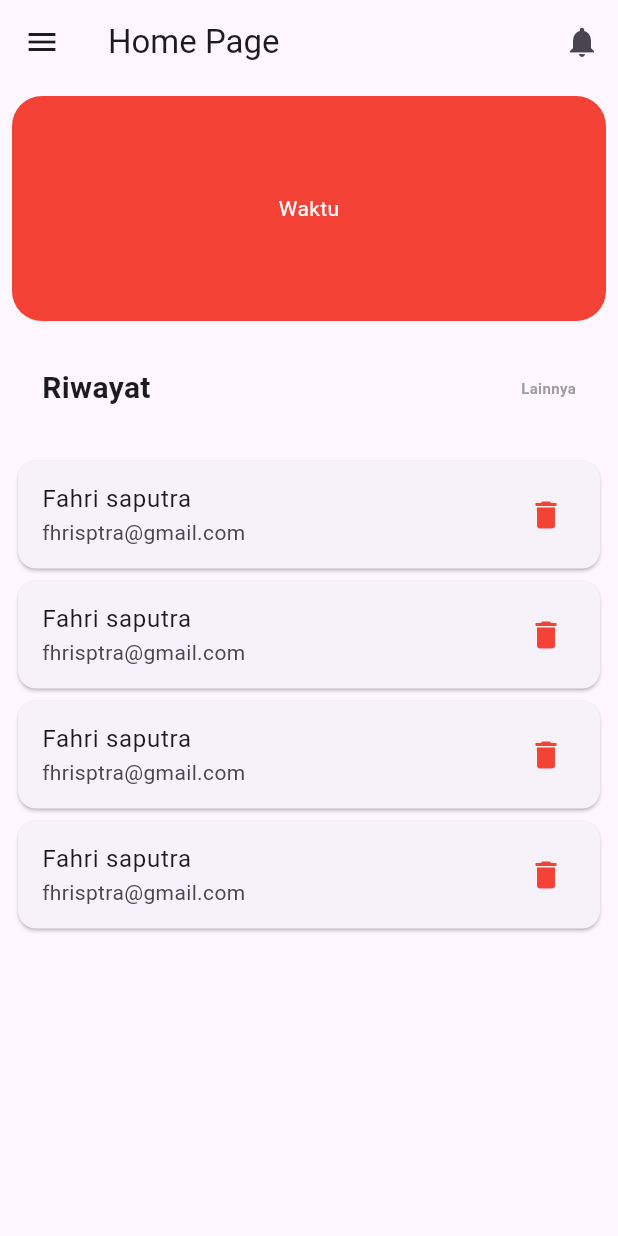
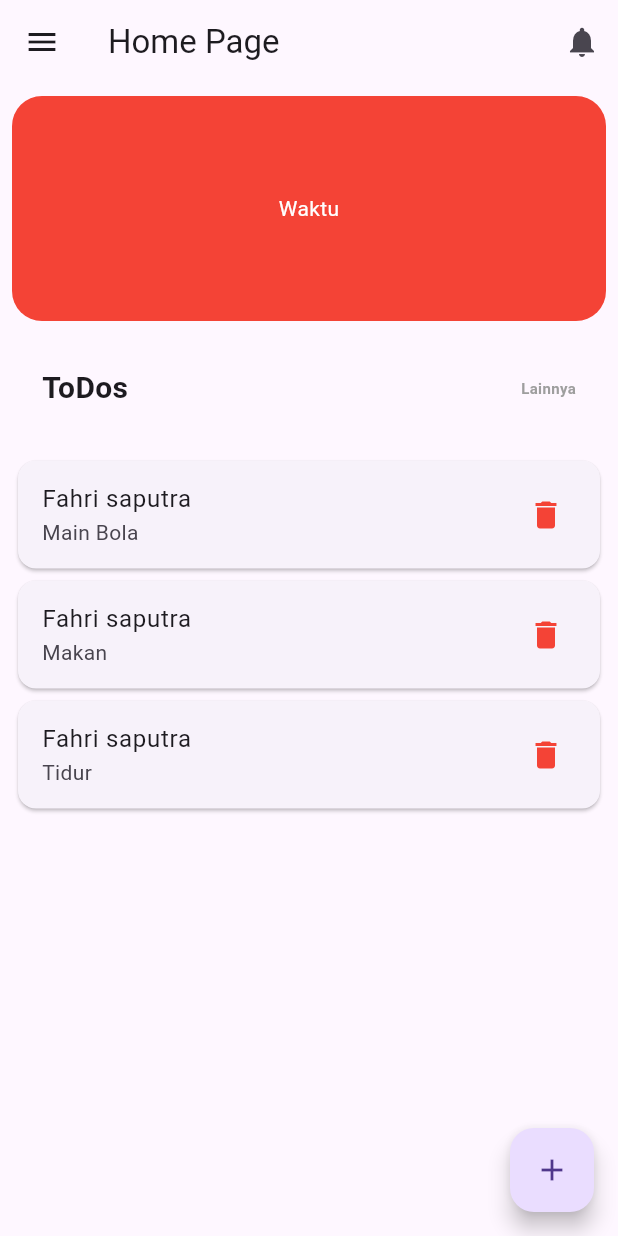
Before and after one commit to Fahrisaputra7799/ahgy, a Flutter app: the HomePage screen opened directly, on a phone screen of 412 x 824 dp. Run offline on Flutter 3.47's test engine with Material 3 defaults, Android fonts, the light colour scheme and no system bars.

Commit message:
second commit

```diff
--- a/lib/home_page.dart
+++ b/lib/home_page.dart
@@ -1,14 +1,32 @@
 import 'package:flutter/material.dart';
 import 'package:ujian_morjaah/detail_page.dart';
+import 'package:ujian_morjaah/halaman_input.dart';
 
 class HomePage extends StatelessWidget {
   HomePage({super.key});
 
-  List product = [
-    Riwayat(name: 'Fahri saputra', email: 'fhrisptra@gmail.com', icon: const Icon(Icons.delete, color: Colors.red,)),
-    Riwayat(name: 'Fahri saputra', email: 'fhrisptra@gmail.com', icon: const Icon(Icons.delete, color: Colors.red,)),
-    Riwayat(name: 'Fahri saputra', email: 'fhrisptra@gmail.com', icon: const Icon(Icons.delete, color: Colors.red,)),
-    Riwayat(name: 'Fahri saputra', email: 'fhrisptra@gmail.com', icon: const Icon(Icons.delete, color: Colors.red,))
+  final List product = [
+    Riwayat(
+        name: 'Fahri saputra',
+        kegiatan: 'Main Bola',
+        icon: const Icon(
+          Icons.delete,
+          color: Colors.red,
+        )),
+    Riwayat(
+        name: 'Fahri saputra',
+        kegiatan: 'Makan',
+        icon: const Icon(
+          Icons.delete,
+          color: Colors.red,
+        )),
+    Riwayat(
+        name: 'Fahri saputra',
+        kegiatan: 'Tidur',
+        icon: const Icon(
+          Icons.delete,
+          color: Colors.red,
+        )),
   ];
 
   @override
@@ -19,7 +37,11 @@ class HomePage extends StatelessWidget {
         actions: [
           IconButton(
             onPressed: () {
-              Navigator.pushReplacement(context, MaterialPageRoute(builder:(context) => DetailPage(),));
+              Navigator.pushReplacement(
+                  context,
+                  MaterialPageRoute(
+                    builder: (context) => DetailPage(),
+                  ));
             },
             icon: const Icon(Icons.notifications),
           ),
@@ -57,7 +79,7 @@ class HomePage extends StatelessWidget {
                   Padding(
                     padding: EdgeInsets.only(left: 20),
                     child: Text(
-                      'Riwayat',
+                      'ToDos',
                       style:
                           TextStyle(fontSize: 20, fontWeight: FontWeight.bold),
                     ),
@@ -66,8 +88,9 @@ class HomePage extends StatelessWidget {
                     padding: EdgeInsets.only(right: 20),
                     child: Text(
                       'Lainnya',
-                      style:
-                          TextStyle(fontSize: 10, fontWeight: FontWeight.bold,
+                      style: TextStyle(
+                          fontSize: 10,
+                          fontWeight: FontWeight.bold,
                           color: Colors.grey),
                     ),
                   ),
@@ -76,31 +99,39 @@ class HomePage extends StatelessWidget {
               const SizedBox(
                 height: 30,
               ),
-              Expanded(child: ListView.builder(
+              Expanded(
+                child: ListView.builder(
                   itemCount: product.length,
                   itemBuilder: (BuildContext context, int index) {
                     final riwayat = product[index];
                     return Card(
                       child: ListTile(
                         title: Text(riwayat.name),
-                      subtitle: Text(riwayat.email),
-                      trailing: Icon(Icons.delete,color: Colors.red,),
+                        subtitle: Text(riwayat.kegiatan),
+                        trailing: const Icon(
+                          Icons.delete,
+                          color: Colors.red,
+                        ),
                       ),
                     );
                   },
-              ),)
+                ),
+              ),
             ],
           ),
         ),
       ),
+      floatingActionButton: FloatingActionButton(onPressed: (){
+        Navigator.pushReplacement(context, MaterialPageRoute(builder:(context) => HalamanInput(),));
+      }, child: const Icon(Icons.add),),
     );
   }
 }
 
-class Riwayat{
+class Riwayat {
   final String name;
-  final String email;
+  final String kegiatan;
   Icon icon;
 
-  Riwayat({required this.name, required this.email, required this.icon});
+  Riwayat({required this.name, required this.kegiatan, required this.icon});
 }
--- a/lib/main.dart
+++ b/lib/main.dart
@@ -1,6 +1,4 @@
 import 'package:flutter/material.dart';
-import 'package:ujian_morjaah/home_page.dart';
-import 'package:ujian_morjaah/login_page.dart';
 import 'package:ujian_morjaah/spalsh_screen.dart';
 
 void main(){
@@ -14,7 +12,7 @@ class MyApp extends StatelessWidget {
   Widget build(BuildContext context) {
     return MaterialApp(
       debugShowCheckedModeBanner: false,
-      home: HomePage(),
+      home: SpalshScreen(),
     );
   }
 }
--- a/lib/spalsh_screen.dart
+++ b/lib/spalsh_screen.dart
@@ -1,5 +1,4 @@
 import 'package:flutter/material.dart';
-import 'package:ujian_morjaah/home_page.dart';
 import 'package:ujian_morjaah/login_page.dart';
 
 class SpalshScreen extends StatelessWidget {
```
Also changed, not shown: lib/detail_page.dart (+5 -2 lines), lib/halaman_input.dart (added, +80 -0 lines), pubspec.lock. Lines whose indentation alone changed are shown as unchanged.
